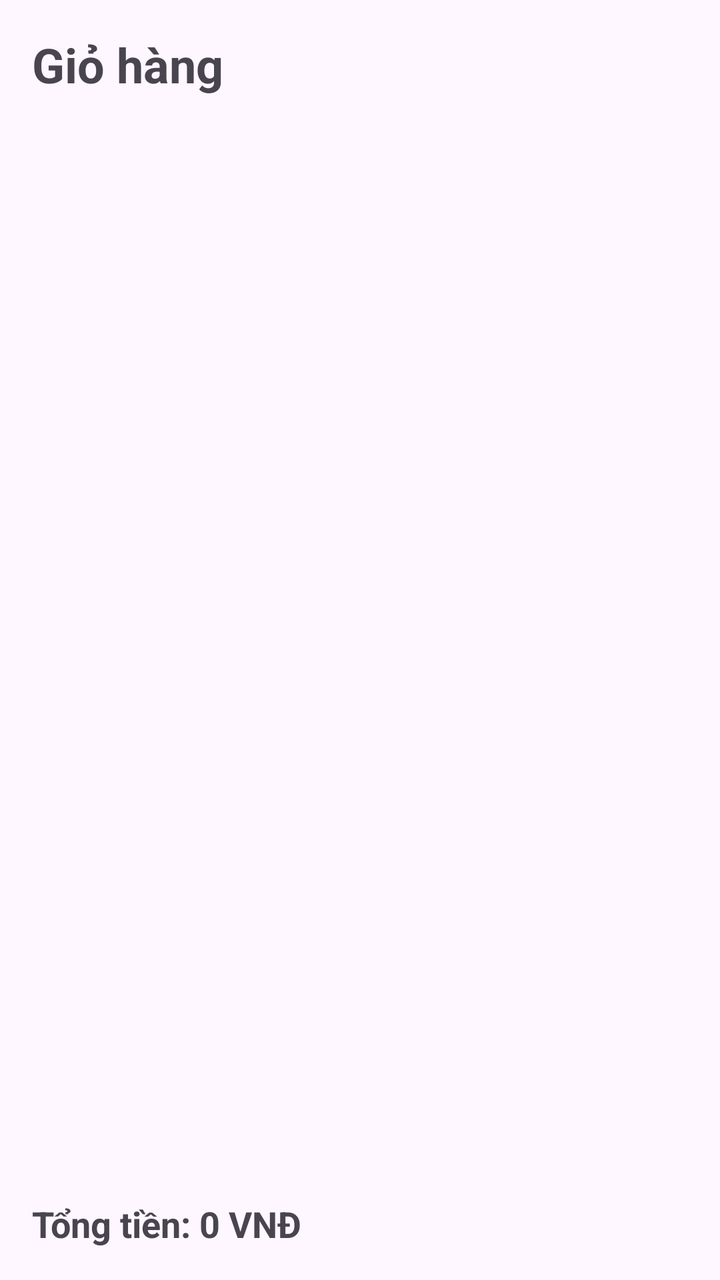
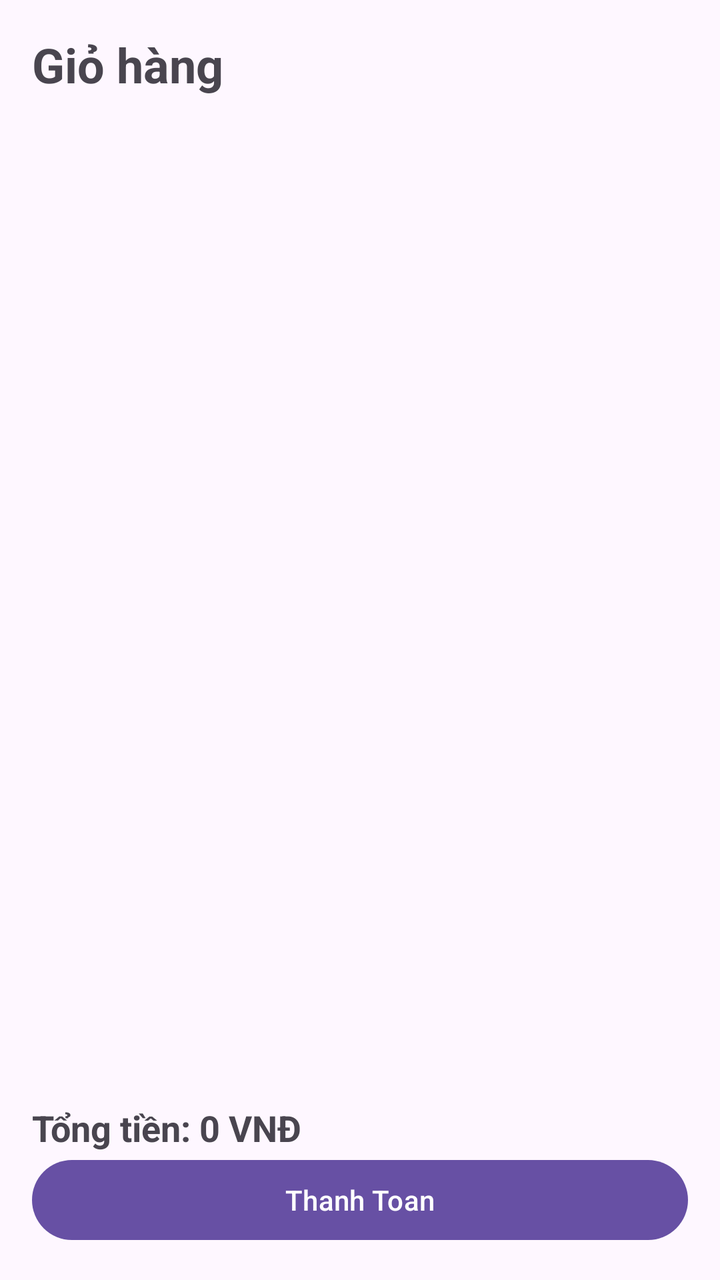

Compare the two renders of this Android layout. The source of the first and the diff that turns it into the second are given below.
<!-- AndroidManifest.xml: application theme Theme.GuitarShop -->
<!-- res/layout/activity_cart.xml -->
<?xml version="1.0" encoding="utf-8"?>
<LinearLayout xmlns:android="http://schemas.android.com/apk/res/android"
    android:layout_width="match_parent"
    android:layout_height="match_parent"
    android:orientation="vertical"
    android:padding="16dp">

    <TextView
        android:layout_width="match_parent"
        android:layout_height="wrap_content"
        android:text="Giỏ hàng"
        android:textSize="24sp"
        android:textStyle="bold" />

    <androidx.recyclerview.widget.RecyclerView
        android:id="@+id/cartRecyclerView"
        android:layout_width="match_parent"
        android:layout_height="0dp"
        android:layout_weight="1" />

    <TextView
        android:id="@+id/totalPrice"
        android:layout_width="match_parent"
        android:layout_height="wrap_content"
        android:text="Tổng tiền: 0 VNĐ"
        android:textSize="18sp"
        android:textStyle="bold" />
</LinearLayout>
<!-- resources referenced by this layout -->
<resources>
  <style name="Theme.GuitarShop" parent="Base.Theme.GuitarShop" />
  <style name="Base.Theme.GuitarShop" parent="Theme.Material3.DayNight.NoActionBar">
          
          
      </style>
</resources>

<!-- the commit's change to res/layout/activity_cart.xml (unified diff, before → after) -->
@@ -25,4 +25,10 @@
         android:text="Tổng tiền: 0 VNĐ"
         android:textSize="18sp"
         android:textStyle="bold" />
+
+    <Button
+        android:id="@+id/buttonThanhToan"
+        android:layout_width="match_parent"
+        android:layout_height="wrap_content"
+        android:text="Thanh Toan" />
 </LinearLayout>
